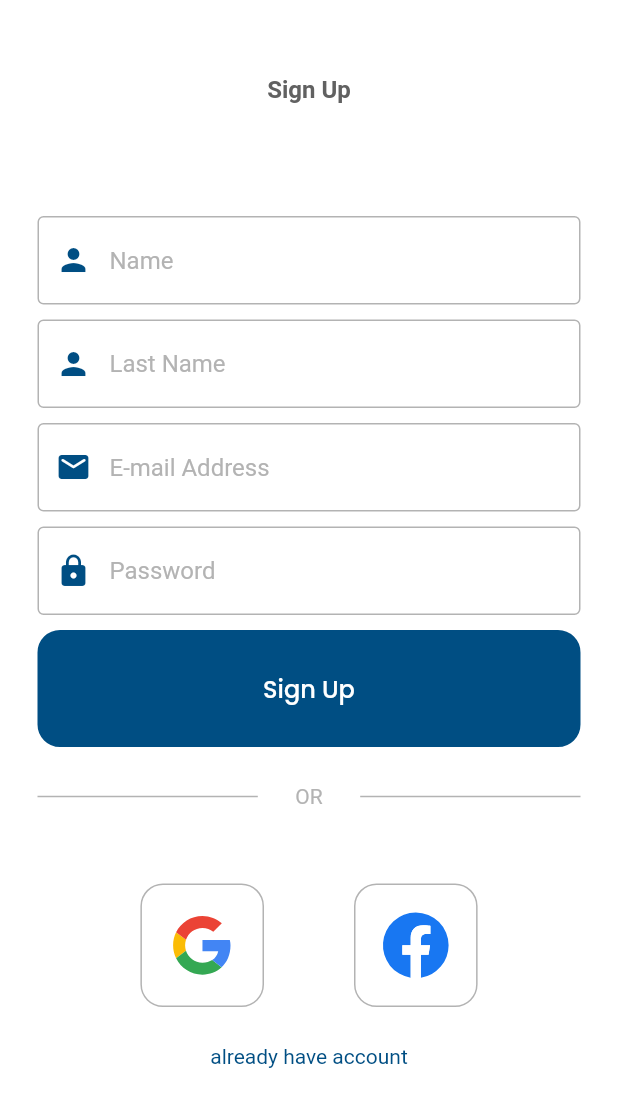
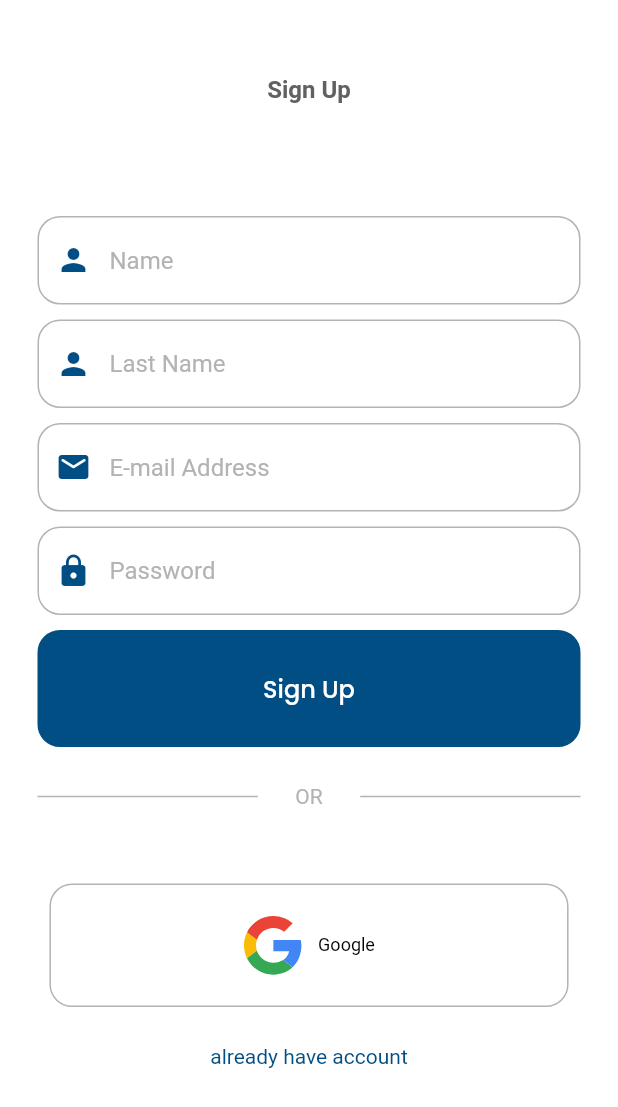
Before and after one commit to abderrahmane-el-hihi/water_detection, a Flutter app: the screen it shows after launch, after a tap on an icon or button, on a phone screen of 412 x 824 dp. Shown: the top 1107 px of the screen. Run offline on Flutter 3.47's test engine with Material 2 defaults, Android fonts, the light colour scheme and no system bars; our stand-ins replace cloud_firestore, firebase_analytics, firebase_auth, firebase_core, firebase_messaging, fl_chart and 11 more; missing offline and left inert: dart:ffi, flutter_facebook_auth, mongo_dart; accounts and stored records are empty; network calls fail.

Commit message:
modified:   lib/components/g_f_button.dart 	modified:   lib/components/text_field.dart 	modified:   lib/homepage.dart 	modified:   lib/loginpage.dart 	modified:   lib/main.dart 	modified:   lib/mongodb_config/mongo.dart 	modified:   lib/productmenupage.dart 	modified:   lib/serianumpage.dart 	modified:   lib/settingspage.dart 	modified:   lib/signuppage.dart

```diff
--- a/lib/components/g_f_button.dart
+++ b/lib/components/g_f_button.dart
@@ -3,14 +3,14 @@ import 'package:flutter_svg/flutter_svg.dart';
 
 class G_F_Button extends StatelessWidget {
   final Function()? onTap;
-  //final String text;
+  final String text;
   final String svgpath;
   final double w, h;
 
   const G_F_Button({
     super.key,
     required this.onTap,
-    //required this.text,
+    required this.text,
     required this.svgpath,
     required this.w,
     required this.h,
@@ -20,9 +20,10 @@ class G_F_Button extends StatelessWidget {
   Widget build(BuildContext context) {
     return GestureDetector(
       onTap: onTap,
+      child: Center(
         child: Container(
           //width: 130,
-        width: MediaQuery.of(context).size.width * 0.2,
+          width: MediaQuery.of(context).size.width * 0.84,
           //height: 58,
           height: MediaQuery.of(context).size.height * 0.1,
 
@@ -34,9 +35,14 @@ class G_F_Button extends StatelessWidget {
                 height: h,
                 width: w,
               ),
-            // Padding(
-            //   padding: const EdgeInsets.only(left: 10),
-            //   child: Text(text,style: TextStyle(color: Color.fromARGB(255, 0, 0, 0), fontSize: 12),),),
+              Padding(
+                padding: const EdgeInsets.only(left: 10),
+                child: Text(
+                  text,
+                  style: TextStyle(
+                      color: Color.fromARGB(255, 0, 0, 0), fontSize: 12),
+                ),
+              ),
             ],
           ),
 
@@ -52,6 +58,7 @@ class G_F_Button extends StatelessWidget {
             ),
           ),
         ),
+      ),
     );
   }
 }
--- a/lib/components/text_field.dart
+++ b/lib/components/text_field.dart
@@ -25,8 +25,10 @@ class Text_Field extends StatelessWidget {
           prefixIcon: Icon(preicon),
           prefixIconColor: Color.fromRGBO(0, 78, 131, 10),
           enabledBorder: OutlineInputBorder(
+              borderRadius: BorderRadius.circular(15),
               borderSide: BorderSide(color: Color.fromRGBO(179, 179, 179, 1))),
           focusedBorder: OutlineInputBorder(
+              borderRadius: BorderRadius.circular(15),
               borderSide: BorderSide(color: Colors.grey.shade400)),
           fillColor: Color.fromARGB(255, 255, 255, 255),
           filled: true,
--- a/lib/loginpage.dart
+++ b/lib/loginpage.dart
@@ -183,6 +183,7 @@ class _LoginPageState extends State<LoginPage> {
                     children: [
                       //google
                       G_F_Button(
+                        text: 'Google',
                         onTap: (() => AuthService().SignInWithG()),
                         //text: 'Google',
                         svgpath: 'assets/social_svg/google_svg.svg',
@@ -193,15 +194,15 @@ class _LoginPageState extends State<LoginPage> {
                       //Padding(padding: const EdgeInsets.symmetric(horizontal: 15.0)),
 
                       //facebook
-                      G_F_Button(
-                        onTap: () async {
-                          //await signInWithFacebook();
-                        },
-                        //text: 'Facebook',
-                        svgpath: 'assets/social_svg/facebook-svgrepo-com.svg',
-                        h: 50,
-                        w: 50,
-                      ),
+                      // G_F_Button(
+                      //   onTap: () async {
+                      //     //await signInWithFacebook();
+                      //   },
+                      //   //text: 'Facebook',
+                      //   svgpath: 'assets/social_svg/facebook-svgrepo-com.svg',
+                      //   h: 50,
+                      //   w: 50,
+                      // ),
                     ],
                   ),
                 ],
--- a/lib/main.dart
+++ b/lib/main.dart
@@ -20,7 +20,6 @@ void main() async {
     options: DefaultFirebaseOptions.currentPlatform,
   );
 
-  await MongodbConf.Connect();
   //if not work delete from here
   FirebaseMessaging messaging = FirebaseMessaging.instance;
   NotificationSettings settings = await messaging.requestPermission(
--- a/lib/mongodb_config/mongo.dart
+++ b/lib/mongodb_config/mongo.dart
@@ -1,30 +1,30 @@
-import 'dart:developer';
+// import 'dart:developer';
 
-import 'package:mongo_dart/mongo_dart.dart';
+// import 'package:mongo_dart/mongo_dart.dart';
 
-class MongodbConf {
-  static String mongodb_url =
-      "mongodb+srv://root:root@WATER_DETECTION_DB.vdrc6kh.mongodb.net/waterdetection?retryWrites=true&w=majority";
+// class MongodbConf {
+//   // static String mongodb_url =
+//   //     "mongodb+srv://root:root@WATER_DETECTION_DB.vdrc6kh.mongodb.net/waterdetection?retryWrites=true&w=majority";
 
-  static var db, collec;
+//   // static var db, collec;
 
-  static Connect() async {
-    db = await Db.create(mongodb_url);
-    await db.open();
-    inspect(db);
-  }
+//   // static Connect() async {
+//   //   db = await Db.create(mongodb_url);
+//   //   await db.open();
+//   //   inspect(db);
+//   // }
 
-  static Future<List<Map<String, dynamic>>> GetData(
-      String db_collection) async {
-    collec = db.collection(db_collection);
-    final arrdata = await collec.find().toList();
+//   // static Future<List<Map<String, dynamic>>> GetData(
+//   //     String db_collection) async {
+//   //   collec = db.collection(db_collection);
+//   //   final arrdata = await collec.find().toList();
 
-    return arrdata;
-  }
+//   //   return arrdata;
+//   // }
 
-  static WriteDataToMongo(
-      String collectionName, Map<String, dynamic> data) async {
-    final collection = db.collection(collectionName);
-    await collection.insertOne(data);
-  }
-}
+//   static WriteDataToMongo(
+//       String collectionName, Map<String, dynamic> data) async {
+//     final collection = db.collection(collectionName);
+//     await collection.insertOne(data);
+//   }
+// }
--- a/lib/signuppage.dart
+++ b/lib/signuppage.dart
@@ -6,6 +6,7 @@ import 'package:waterdetection/components/l_button.dart';
 import 'package:waterdetection/components/text_field.dart';
 import 'package:waterdetection/loginpage.dart';
 import 'package:firebase_auth/firebase_auth.dart';
+import 'package:waterdetection/mongodb_config/firebase_db.dart';
 import 'package:waterdetection/mongodb_config/mongo.dart';
 import 'package:waterdetection/settingspage.dart';
 
@@ -23,7 +24,7 @@ class _SignUpPageState extends State<SignUpPage> {
   final passwcontroller = TextEditingController();
   final namecontroller = TextEditingController();
   final lnamecontroller = TextEditingController();
-
+  int i = 0;
   //sign up user method
   void SignUp() async {
     //setstate method
@@ -32,7 +33,8 @@ class _SignUpPageState extends State<SignUpPage> {
     });
     await FirebaseAuth.instance.createUserWithEmailAndPassword(
         email: emailcontroller.text, password: passwcontroller.text);
-    MongodbConf.WriteDataToMongo("compt", data);
+    // MongodbConf.WriteDataToMongo("compt", data);
+    Firebase_db().Write_Data("compt", data);
     i++;
   }
 
@@ -51,8 +53,6 @@ class _SignUpPageState extends State<SignUpPage> {
     // Once signed in, return the UserCredential
     return FirebaseAuth.instance.signInWithCredential(facebookAuthCredential);
   }
-
-  int i = 0;
 
   late Map<String, dynamic> data = {
     'email': emailcontroller.text,
@@ -155,6 +155,7 @@ class _SignUpPageState extends State<SignUpPage> {
                     children: [
                       //google
                       G_F_Button(
+                        text: 'Google',
                         onTap: SignIn,
                         //text: 'Google',
                         svgpath: 'assets/social_svg/google_svg.svg',
@@ -163,15 +164,15 @@ class _SignUpPageState extends State<SignUpPage> {
                       ),
 
                       //facebook
-                      G_F_Button(
-                        onTap: () async {
-                          //await signInWithFacebook();
-                        },
-                        //text: 'Facebook',
-                        svgpath: 'assets/social_svg/facebook-svgrepo-com.svg',
-                        h: 50,
-                        w: 50,
-                      ),
+                      // G_F_Button(
+                      //   onTap: () async {
+                      //     //await signInWithFacebook();
+                      //   },
+                      //   //text: 'Facebook',
+                      //   svgpath: 'assets/social_svg/facebook-svgrepo-com.svg',
+                      //   h: 50,
+                      //   w: 50,
+                      // ),
                     ],
                   ),
                   SizedBox(height: 25),
```
Also changed, not shown: lib/homepage.dart (+43 -10 lines), lib/productmenupage.dart (+0 -8 lines), lib/serianumpage.dart (+24 -12 lines), lib/settingspage.dart (+20 -9 lines). Lines whose indentation alone changed are shown as unchanged.
